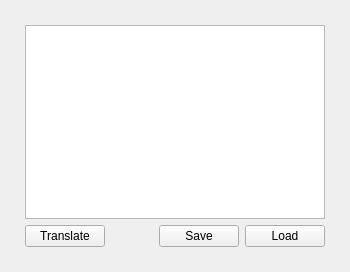
The window that MorseCodeTranslator/mainwindow.ui (damaxi/QtTasks) describes before a commit, drawn with Qt 5.
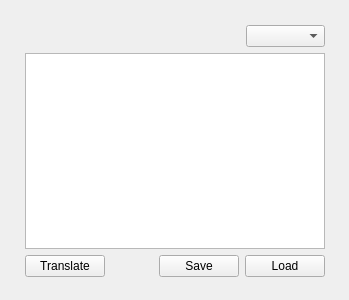
The same window after the commit.

```diff
--- a/MorseCodeTranslator/mainwindow.ui
+++ b/MorseCodeTranslator/mainwindow.ui
@@ -6,8 +6,8 @@
    <rect>
     <x>0</x>
     <y>0</y>
-    <width>350</width>
-    <height>272</height>
+    <width>349</width>
+    <height>300</height>
    </rect>
   </property>
   <property name="windowTitle">
@@ -23,7 +23,7 @@
       <x>0</x>
       <y>0</y>
       <width>350</width>
-      <height>272</height>
+      <height>302</height>
      </rect>
     </property>
     <layout class="QVBoxLayout" name="verticalLayout">
@@ -39,6 +39,34 @@
      <property name="bottomMargin">
       <number>25</number>
      </property>
+     <item>
+      <layout class="QHBoxLayout" name="horizontalLayout_3">
+       <item>
+        <spacer name="horizontalSpacer_2">
+         <property name="orientation">
+          <enum>Qt::Horizontal</enum>
+         </property>
+         <property name="sizeHint" stdset="0">
+          <size>
+           <width>40</width>
+           <height>20</height>
+          </size>
+         </property>
+        </spacer>
+       </item>
+       <item>
+        <widget class="QComboBox" name="comboBox">
+         <property name="font">
+          <font>
+           <pointsize>9</pointsize>
+           <weight>75</weight>
+           <bold>true</bold>
+          </font>
+         </property>
+        </widget>
+       </item>
+      </layout>
+     </item>
      <item>
       <widget class="QTextEdit" name="textEdit">
        <property name="font">
```
